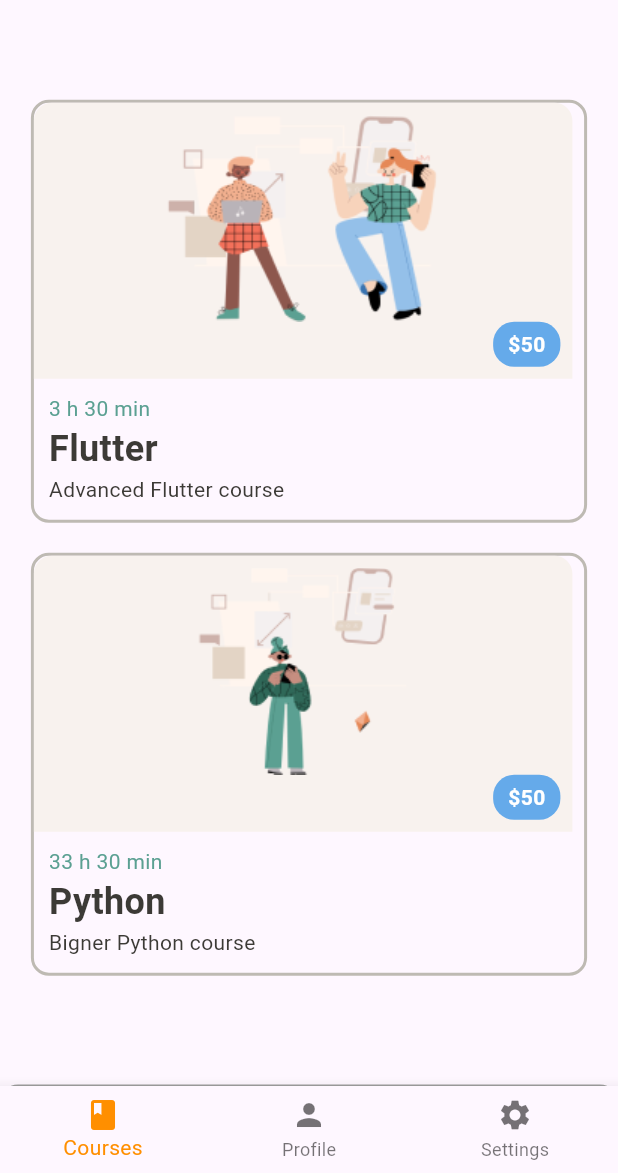
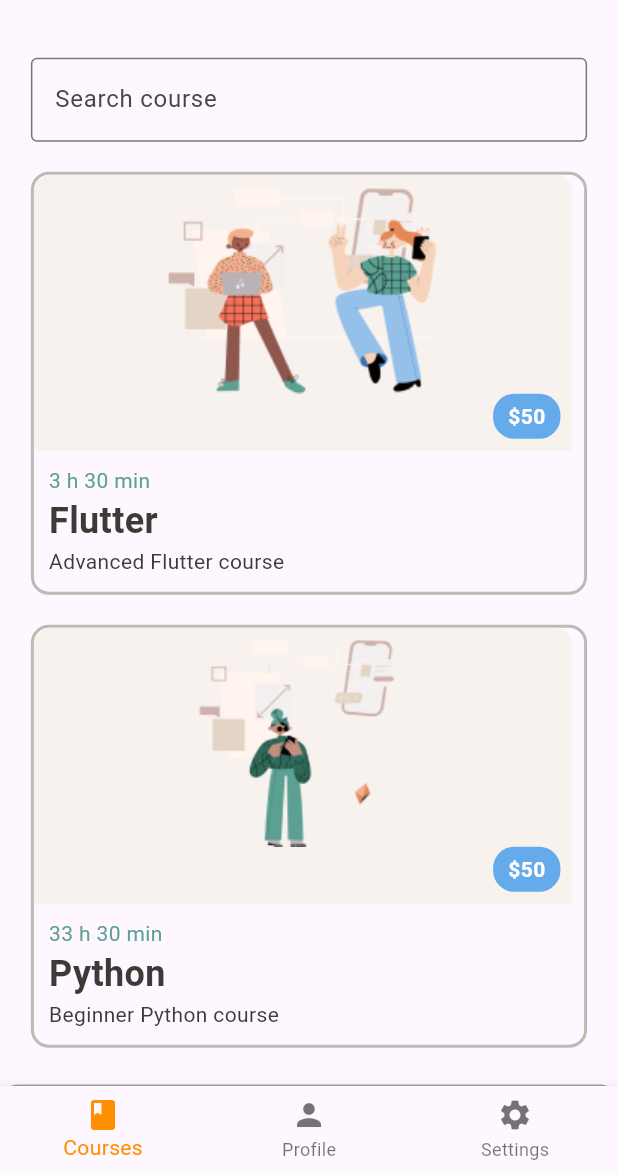
Before and after one commit to ahaithem/edtech_app, a Flutter app: the HomePage screen opened by its route, on a phone screen of 412 x 824 dp, the part 63-1236 px from its top. Run offline on Flutter 3.47's test engine with Material 3 defaults, Android fonts, the light colour scheme and no system bars; our stand-ins replace awesome_dialog, card_swiper, cloud_firestore, firebase_auth, firebase_core, firebase_storage and 1 more; accounts and stored records are empty; network calls fail.

Commit message:
Add Search bar so user can search for courses

```diff
--- a/lib/courses/api_key_google_console.dart
+++ b/lib/courses/api_key_google_console.dart
@@ -1,2 +1,2 @@
-const API_KEY = "your_api_key";
+const API_KEY = "AIzaSyBmTuYe4-qAkkrC9wROV6f3HjMTVh3MJb4";
 //const PLAYLIST_ID = "PL93xoMrxRJIviJiC76oO5aV8bDp2s3OrA";
--- a/lib/courses/course.dart
+++ b/lib/courses/course.dart
@@ -1,8 +1,7 @@
 import 'package:flutter/material.dart';
-import 'video_list_screen.dart'; // Import VideoListScreen
 import 'api_key_google_console.dart';
+import 'course_type.dart';
 import '../constns/color_text_size.dart';
-import 'course_type.dart';
 
 class Course extends StatefulWidget {
   const Course({super.key});
@@ -12,38 +11,81 @@ class Course extends StatefulWidget {
 }
 
 class _CourseState extends State<Course> {
-  // Replace these with your actual API key and playlist ID
   final String apiKey = API_KEY;
-  //final String playlistId = PLAYLIST_ID;
+  final TextEditingController _searchController = TextEditingController();
+  final List<CourseType> _courses = [
+    const CourseType(
+        courseTitle: 'Flutter',
+        courseDuration: '3 h 30 min',
+        courseDescription: 'Advanced Flutter course',
+        courseImageUrl: 'assets/images/13.png',
+        coursePrice: '50',
+        coursePlaylistId: 'PL93xoMrxRJIviJiC76oO5aV8bDp2s3OrA'),
+    const CourseType(
+        courseTitle: 'Python',
+        courseDuration: '33 h 30 min',
+        courseDescription: 'Beginner Python course',
+        courseImageUrl: 'assets/images/8.png',
+        coursePrice: '50',
+        coursePlaylistId: 'PLIhvC56v63ILPDA2DQBv0IKzqsWTZxCkp'),
+  ];
+  List<CourseType> _filteredCourses = [];
+
+  @override
+  void initState() {
+    super.initState();
+    _filteredCourses = _courses;
+    _searchController.addListener(_filterCourses);
+  }
+
+  @override
+  void dispose() {
+    _searchController.dispose();
+    super.dispose();
+  }
+
+  void _filterCourses() {
+    final query = _searchController.text.toLowerCase();
+    setState(() {
+      _filteredCourses = _courses.where((course) {
+        return course.courseTitle.toLowerCase().contains(query);
+      }).toList();
+    });
+  }
 
   @override
   Widget build(BuildContext context) {
     return Scaffold(
       body: Center(
         child: SingleChildScrollView(
+          padding: const EdgeInsets.only(top: 20),
           child: Column(
             mainAxisAlignment: MainAxisAlignment.center,
             children: [
-              const CourseType(
-                  courseTitle: 'Flutter',
-                  courseDuration: '3 h 30 min',
-                  courseDescription: 'Advanced Flutter course',
-                  courseImageUrl: 'assets/images/13.png',
-                  coursePrice: '50',
-                  coursePlaylistId: 'PL93xoMrxRJIviJiC76oO5aV8bDp2s3OrA'),
-              Container(
-                height: 20,
+              SizedBox(
+                width: MediaQuery.of(context).size.width * 0.9, // 90% width
+                child: TextField(
+                  controller: _searchController,
+                  decoration: InputDecoration(
+                    labelText: 'Search course',
+                    border: OutlineInputBorder(
+                      borderSide:
+                          BorderSide(color: border_color), // border color
+                    ),
+                    focusedBorder: OutlineInputBorder(
+                      borderSide: BorderSide(
+                          color: warning_color), // Focused border color
+                    ),
+                  ),
+                ),
               ),
-              const CourseType(
-                  courseTitle: 'Python',
-                  courseDuration: '33 h 30 min',
-                  courseDescription: 'Bigner Python course',
-                  courseImageUrl: 'assets/images/8.png',
-                  coursePrice: '50',
-                  coursePlaylistId: 'PLIhvC56v63ILPDA2DQBv0IKzqsWTZxCkp'),
-              Container(
-                height: 20,
-              ),
+              const SizedBox(height: 20),
+              ..._filteredCourses.map((course) => Column(
+                    children: [
+                      course,
+                      const SizedBox(height: 20),
+                    ],
+                  )),
             ],
           ),
         ),
--- a/lib/widgets/profile.dart
+++ b/lib/widgets/profile.dart
@@ -18,6 +18,7 @@ class _ProfileState extends State<Profile> {
           mainAxisAlignment: MainAxisAlignment.center,
           crossAxisAlignment: CrossAxisAlignment.center,
           children: [
+            const SizedBox(height: 16.0), // Spacing between containers
             ProfileContent(
               title: 'Your Courses',
               onTap: () {
--- a/pubspec.yaml
+++ b/pubspec.yaml
@@ -43,6 +43,8 @@ dependencies:
   firebase_storage: ^12.3.4
   youtube_player_flutter: ^9.1.1
   http: ^1.2.2
+  flutter_profile_picture: ^2.0.0
+  image_picker: ^1.1.2
 
 dev_dependencies:
   flutter_test:
```
Also changed, not shown: pubspec.lock, 3 other files.
